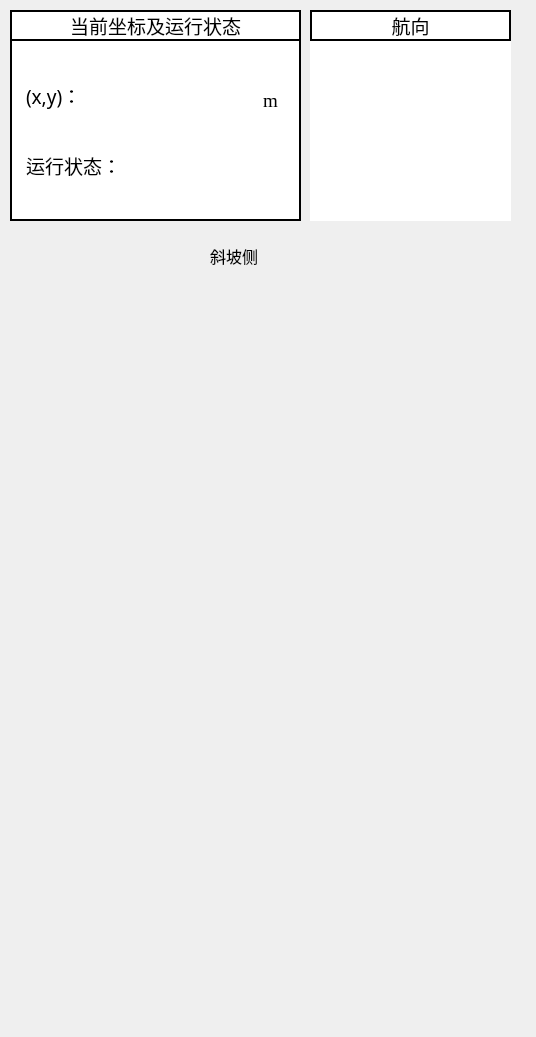
Before: the Qt Designer form camera_mini.ui in chenpeng68/-, drawn with Qt 5.
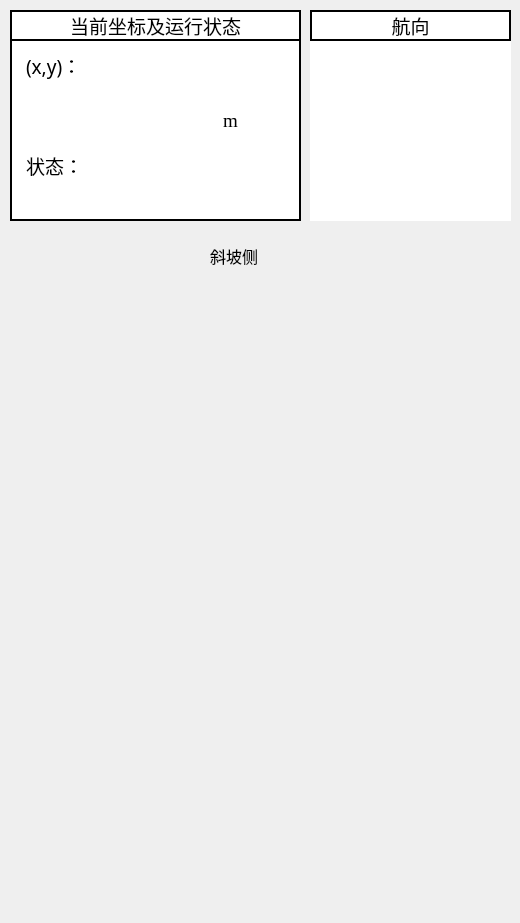
After: the same form once the commit is applied.

```diff
--- a/camera_mini.ui
+++ b/camera_mini.ui
@@ -9,8 +9,8 @@
    <rect>
     <x>0</x>
     <y>0</y>
-    <width>536</width>
-    <height>1037</height>
+    <width>520</width>
+    <height>923</height>
    </rect>
   </property>
   <property name="windowTitle">
@@ -69,9 +69,9 @@
     <widget class="QTextBrowser" name="xy_text">
      <property name="geometry">
       <rect>
-       <x>80</x>
-       <y>70</y>
-       <width>161</width>
+       <x>20</x>
+       <y>80</y>
+       <width>181</width>
        <height>41</height>
       </rect>
      </property>
@@ -84,8 +84,8 @@
     <widget class="QLineEdit" name="lineEdit">
      <property name="geometry">
       <rect>
-       <x>250</x>
-       <y>80</y>
+       <x>210</x>
+       <y>100</y>
        <width>31</width>
        <height>20</height>
       </rect>
@@ -112,8 +112,8 @@
      <property name="geometry">
       <rect>
        <x>10</x>
-       <y>70</y>
-       <width>71</width>
+       <y>40</y>
+       <width>81</width>
        <height>31</height>
       </rect>
      </property>
@@ -140,7 +140,7 @@
       <rect>
        <x>10</x>
        <y>140</y>
-       <width>111</width>
+       <width>71</width>
        <height>31</height>
       </rect>
      </property>
@@ -159,16 +159,16 @@
 border:1px solid white;</string>
      </property>
      <property name="text">
-      <string>运行状态：</string>
+      <string>状态：</string>
      </property>
     </widget>
     <widget class="QTextBrowser" name="warning_inf">
      <property name="geometry">
       <rect>
-       <x>130</x>
+       <x>90</x>
        <y>130</y>
-       <width>131</width>
-       <height>41</height>
+       <width>181</width>
+       <height>51</height>
       </rect>
      </property>
      <property name="styleSheet">
```
Left out of the diff: 2 changed lines with no effect on the pictures.
